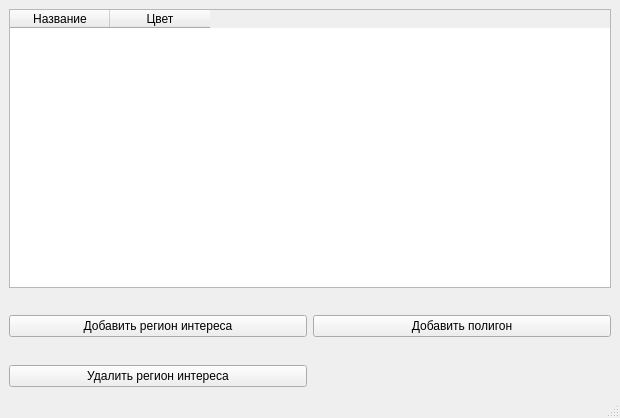
First picture: the form in Peleng/2DHyperCube/PolygonManager.ui, repository remsens/Peleng, before the edit.
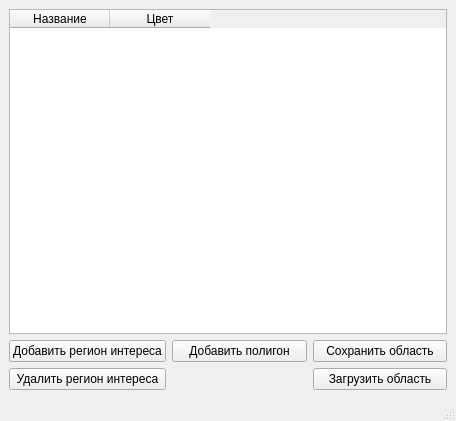
Second picture: the form after the edit.

Commit message: save/load is added

What changed in the file:
```diff
--- a/Peleng/2DHyperCube/PolygonManager.ui
+++ b/Peleng/2DHyperCube/PolygonManager.ui
@@ -6,15 +6,15 @@
    <rect>
     <x>0</x>
     <y>0</y>
-    <width>620</width>
-    <height>418</height>
+    <width>456</width>
+    <height>421</height>
    </rect>
   </property>
   <property name="windowTitle">
    <string>Инструмент выбора областей</string>
   </property>
   <widget class="QWidget" name="centralwidget">
-   <layout class="QVBoxLayout" name="verticalLayout" stretch="3,1">
+   <layout class="QVBoxLayout" name="verticalLayout" stretch="3,0">
     <item>
      <widget class="QTableWidget" name="tableWidget">
       <column>
@@ -31,27 +31,41 @@
     </item>
     <item>
      <layout class="QGridLayout" name="gridButtons">
-      <item row="0" column="0" rowspan="2">
+      <item row="2" column="0">
        <widget class="QPushButton" name="buttonAddRegion">
         <property name="text">
          <string>Добавить регион интереса</string>
         </property>
        </widget>
       </item>
-      <item row="0" column="1" rowspan="2">
+      <item row="2" column="1">
        <widget class="QPushButton" name="buttonAddPolygon">
         <property name="text">
          <string>Добавить полигон</string>
         </property>
        </widget>
       </item>
-      <item row="2" column="0">
+      <item row="3" column="2">
+       <widget class="QPushButton" name="buttonLoadregion">
+        <property name="text">
+         <string>Загрузить область</string>
+        </property>
+       </widget>
+      </item>
+      <item row="3" column="0">
        <widget class="QPushButton" name="buttonRemoveRegion">
         <property name="text">
          <string>Удалить регион интереса</string>
         </property>
        </widget>
       </item>
+      <item row="2" column="2">
+       <widget class="QPushButton" name="buttonSaveRegion">
+        <property name="text">
+         <string>Сохранить область</string>
+        </property>
+       </widget>
+      </item>
      </layout>
     </item>
    </layout>
```
Left out of the diff: 2 changed lines with no effect on the pictures. The commit also changes 2 other files.
